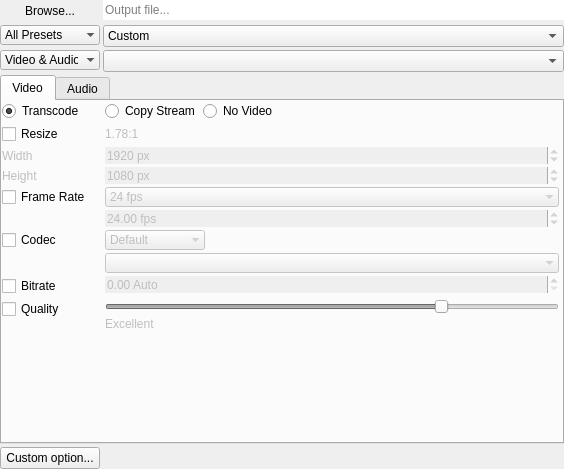
The window that DuFFMpeg/outputwidget.ui (RxLaboratory/DuME) describes before a commit, drawn with Qt 5.
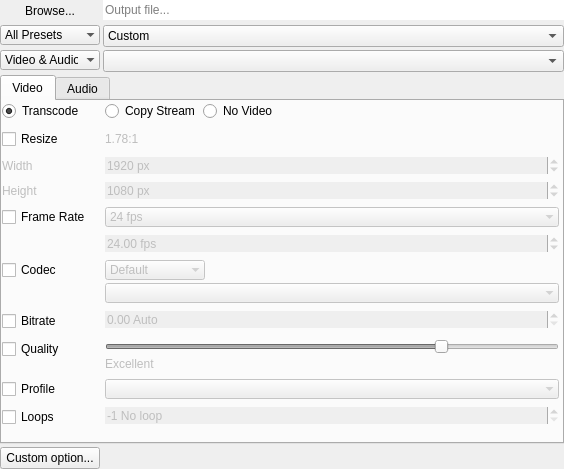
The same window after the commit.

Commit message: implemented quality, profile and loop

Diff of the .ui file:
```diff
--- a/DuFFMpeg/outputwidget.ui
+++ b/DuFFMpeg/outputwidget.ui
@@ -234,7 +234,7 @@
         <x>0</x>
         <y>0</y>
         <width>564</width>
-        <height>395</height>
+        <height>397</height>
        </rect>
       </property>
       <layout class="QVBoxLayout" name="verticalLayout" stretch="1,0">
@@ -838,24 +838,79 @@
                </widget>
               </item>
               <item row="8" column="0">
-               <widget class="QWidget" name="videoBitrateWidget" native="true">
-                <layout class="QHBoxLayout" name="horizontalLayout_4">
-                 <property name="spacing">
-                  <number>3</number>
-                 </property>
-                 <property name="leftMargin">
-                  <number>0</number>
-                 </property>
-                 <property name="topMargin">
-                  <number>0</number>
-                 </property>
-                 <property name="rightMargin">
-                  <number>0</number>
-                 </property>
-                 <property name="bottomMargin">
-                  <number>0</number>
-                 </property>
-                </layout>
+               <widget class="QCheckBox" name="videoProfileButton">
+                <property name="minimumSize">
+                 <size>
+                  <width>100</width>
+                  <height>0</height>
+                 </size>
+                </property>
+                <property name="maximumSize">
+                 <size>
+                  <width>100</width>
+                  <height>16777215</height>
+                 </size>
+                </property>
+                <property name="text">
+                 <string>Profile</string>
+                </property>
+               </widget>
+              </item>
+              <item row="8" column="1">
+               <widget class="QComboBox" name="videoProfileBox">
+                <property name="enabled">
+                 <bool>false</bool>
+                </property>
+                <property name="sizePolicy">
+                 <sizepolicy hsizetype="Expanding" vsizetype="Fixed">
+                  <horstretch>0</horstretch>
+                  <verstretch>0</verstretch>
+                 </sizepolicy>
+                </property>
+                <property name="frame">
+                 <bool>false</bool>
+                </property>
+               </widget>
+              </item>
+              <item row="9" column="0">
+               <widget class="QCheckBox" name="videoLoopsButton">
+                <property name="minimumSize">
+                 <size>
+                  <width>100</width>
+                  <height>0</height>
+                 </size>
+                </property>
+                <property name="maximumSize">
+                 <size>
+                  <width>100</width>
+                  <height>16777215</height>
+                 </size>
+                </property>
+                <property name="text">
+                 <string>Loops</string>
+                </property>
+               </widget>
+              </item>
+              <item row="9" column="1">
+               <widget class="QSpinBox" name="videoLoopsEdit">
+                <property name="enabled">
+                 <bool>false</bool>
+                </property>
+                <property name="frame">
+                 <bool>false</bool>
+                </property>
+                <property name="suffix">
+                 <string> No loop</string>
+                </property>
+                <property name="minimum">
+                 <number>-1</number>
+                </property>
+                <property name="maximum">
+                 <number>65536</number>
+                </property>
+                <property name="value">
+                 <number>-1</number>
+                </property>
                </widget>
               </item>
              </layout>
```
The commit also changes 2 other files.
